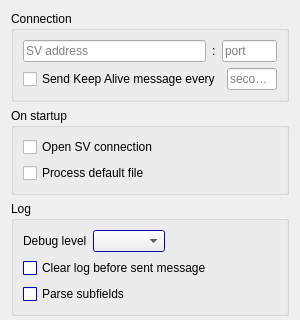
Above: common/gui/forms/settings.ui from FedorIvanov37/sv-terminal before the change; both pictures show x 0 to 300 and y 0 to 320 of the 300 by 475 pixel window. Below: the same form after it.
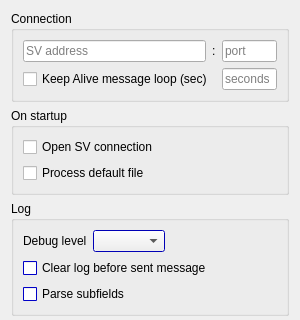
That is the form after the change.

Commit message: Rename Keep Alive message loop

Patch:
```diff
--- a/common/gui/forms/settings.ui
+++ b/common/gui/forms/settings.ui
@@ -83,7 +83,7 @@
         <item>
          <widget class="QCheckBox" name="KeepAliveMode">
           <property name="text">
-           <string>Send Keep Alive message every</string>
+           <string>Keep Alive message loop (sec)</string>
           </property>
          </widget>
         </item>
```
The commit also changes 3 other files.
